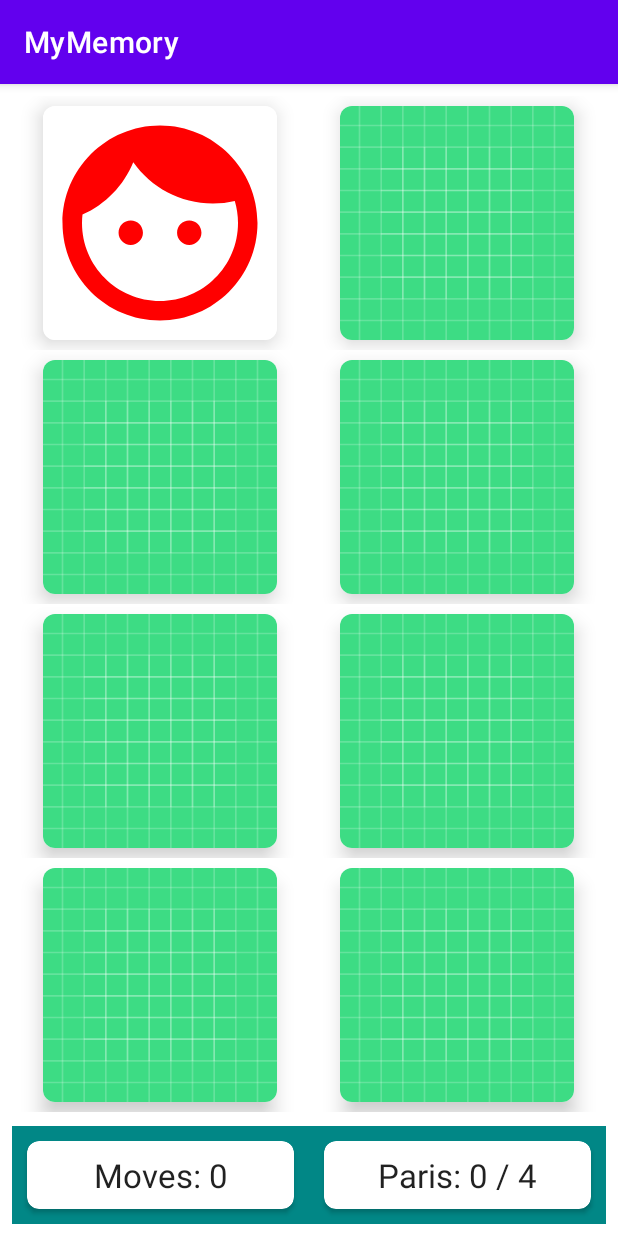
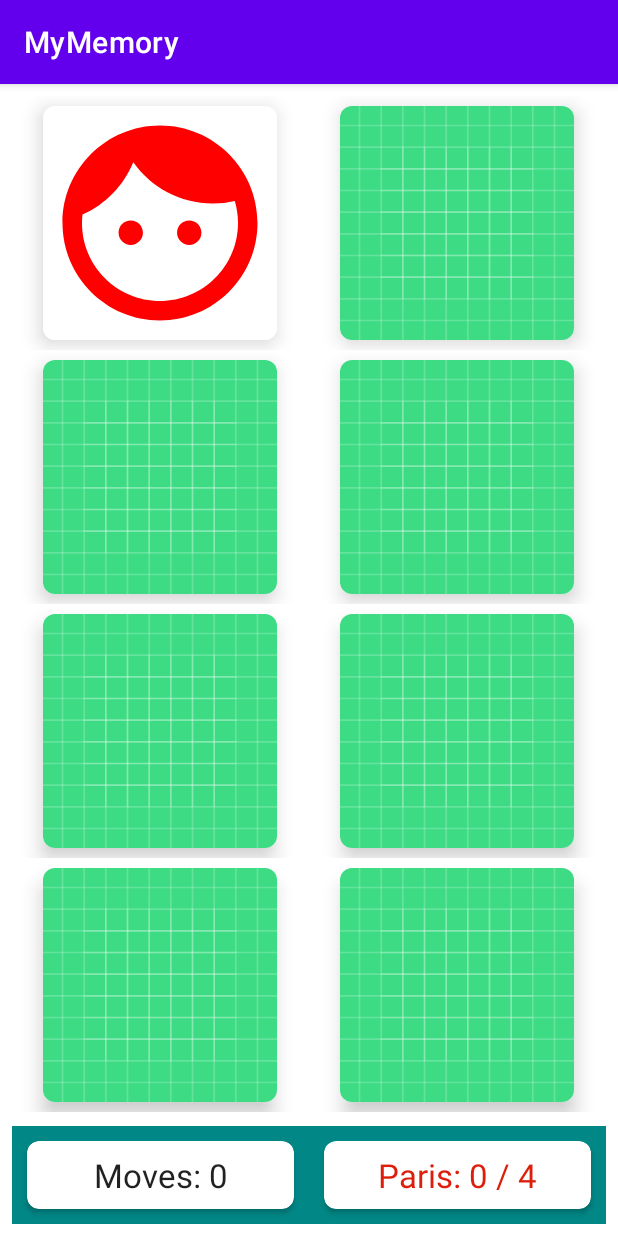
Before and after one commit to ShinJaehun/MyMemory_freeCodeCamp.org, an Android app: the screen it shows after launch (MainActivity), after a tap on an icon or button, on a phone screen of 412 x 824 dp. Run offline under Robolectric (Android 15) with nearby library versions, the phone set to English and light mode, and no system bars.

```diff
--- a/app/src/main/java/com/shinjaehun/mymemory/models/MemoryGame.kt
+++ b/app/src/main/java/com/shinjaehun/mymemory/models/MemoryGame.kt
@@ -6,6 +6,8 @@ class MemoryGame(private val boardSize: BoardSize){
 
     val cards: List<MemoryCard>
     var numPairsFound = 0
+
+    private var numCardFlips = 0
 
     private var indexOfSingleSelectedCard: Int? = null;
 
@@ -16,6 +18,7 @@ class MemoryGame(private val boardSize: BoardSize){
     }
 
     fun flipCard(position: Int): Boolean {
+        numCardFlips++
         val card = cards[position]
         // Three cases:
         // 0 cards previously flipped over -> flip over the selected card : 사실 세번째 case와 동일! (restore cards) + flip over the selected card
@@ -60,4 +63,8 @@ class MemoryGame(private val boardSize: BoardSize){
     fun isCardFaceUp(position: Int): Boolean {
         return cards[position].isFaceUp
     }
+
+    fun getNumMoves(): Int {
+        return numCardFlips / 2
+    }
 }
--- a/app/src/main/res/values/colors.xml
+++ b/app/src/main/res/values/colors.xml
@@ -8,4 +8,6 @@
     <color name="black">#FF000000</color>
     <color name="white">#FFFFFFFF</color>
     <color name="color_gray">#E0E0E0</color>
+    <color name="color_progress_none">#DC1E0B</color>
+    <color name="color_progress_full">#35BA01</color>
 </resources>
```
Also changed, not shown: app/src/main/java/com/shinjaehun/mymemory/MainActivity.kt (+22 -3 lines).
